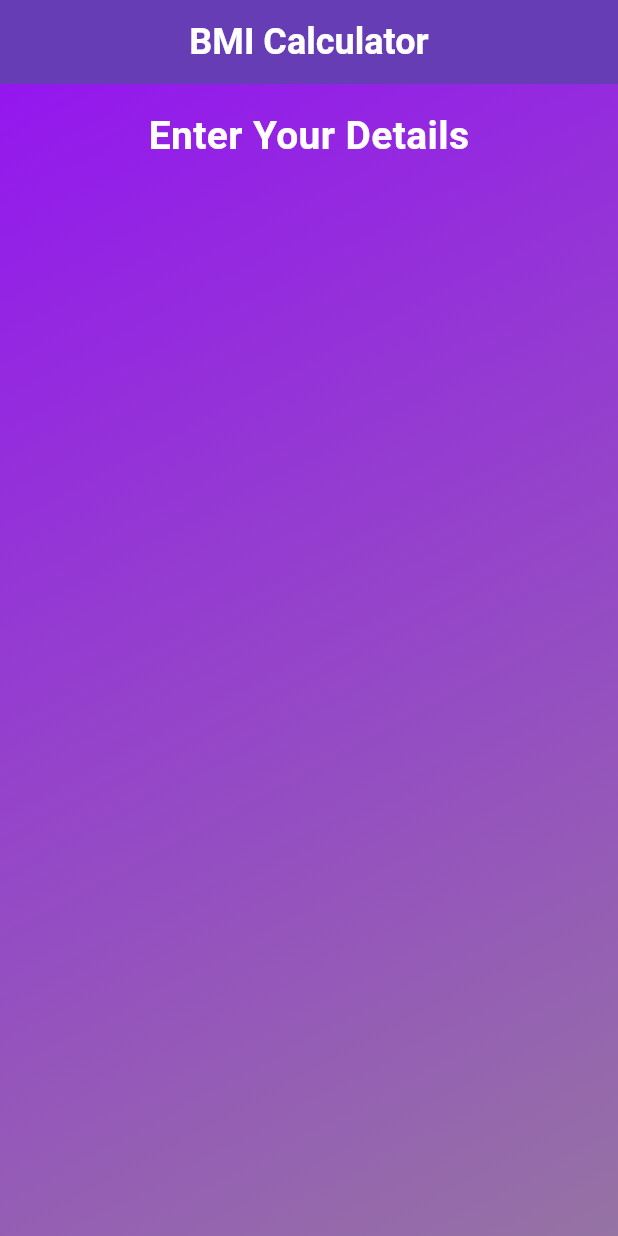
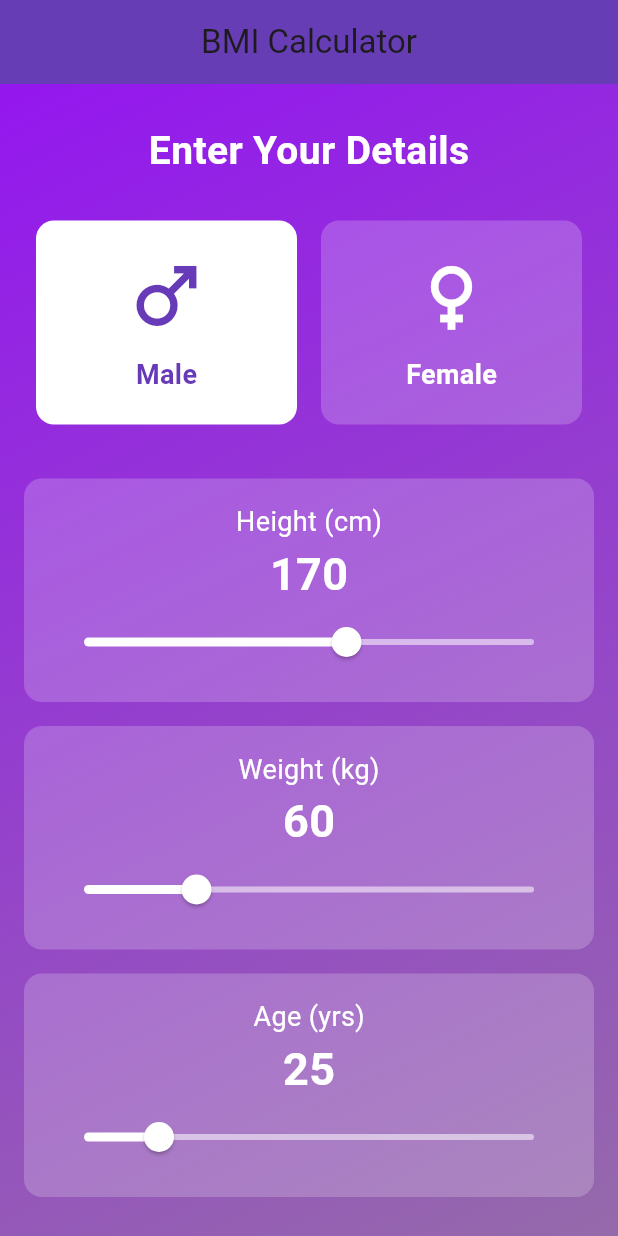
Before and after one commit to AbdullahRFA/Health-Tracking-App, a Flutter app: the screen it shows after launch, on a phone screen of 412 x 824 dp. Run offline on Flutter 3.47's test engine with Material 3 defaults, Android fonts, the phone set to English and light mode, and no system bars.

Commit message:
input for height, weight, and age  and calculate bmi then show the result

```diff
--- a/health_tracking_app/lib/main.dart
+++ b/health_tracking_app/lib/main.dart
@@ -1,4 +1,5 @@
 import 'package:flutter/material.dart';
+import 'dart:math';
 
 void main() {
   runApp(const BMICalculatorApp());
@@ -13,6 +14,7 @@ class BMICalculatorApp extends StatelessWidget {
       title: 'BMI Calculator',
       theme: ThemeData(primarySwatch: Colors.deepPurple),
       home: const BMIScreen(),
+      debugShowCheckedModeBanner: false,
     );
   }
 }
@@ -25,59 +27,202 @@ class BMIScreen extends StatefulWidget {
 }
 
 class _BMIScreenState extends State<BMIScreen> {
-  @override
-  Widget build(BuildContext context) {
-    return Scaffold(
-      appBar: AppBar(
-        backgroundColor: Colors.deepPurple,
-        title: const Text(
-          "BMI Calculator",
-          style: TextStyle(fontSize: 24, fontWeight: FontWeight.bold, color: Colors.white,),
+  bool isMale = true;
+  double height = 170.0;
+  double weight = 60.0;
+  double age = 25.0;
+
+  void _calculateBMI() {
+    double heightInMeters = height / 100;
+    double bmi = weight / pow(heightInMeters, 2);
+
+    String result = '';
+    Color resultColor = Colors.black;
+
+    if (bmi < 18.5) {
+      result = "Underweight";
+      resultColor = Colors.blueGrey;
+    } else if (bmi >= 18.5 && bmi < 25) {
+      result = "Normal";
+      resultColor = Colors.green;
+    } else if (bmi >= 25 && bmi < 30) {
+      result = "Overweight";
+      resultColor = Colors.orangeAccent;
+    } else {
+      result = "Obese";
+      resultColor = Colors.red;
+    }
+
+    showDialog(
+      context: context,
+      builder: (_) => AlertDialog(
+        shape: RoundedRectangleBorder(borderRadius: BorderRadius.circular(16)),
+        title: const Text("BMI Result", textAlign: TextAlign.center),
+        content: Column(
+          mainAxisSize: MainAxisSize.min,
+          children: [
+            Text(
+              bmi.toStringAsFixed(1),
+              style: TextStyle(
+                fontSize: 40,
+                fontWeight: FontWeight.bold,
+                color: resultColor,
               ),
-          centerTitle : true,
-        elevation: 10,
             ),
-    body: Container(
-      padding: const EdgeInsets.all(16),
-      decoration: const BoxDecoration(
-        gradient: LinearGradient(
-            colors:[
-              Color(0xFF9417EF), // corrected hex color format
-              Color(0xFF9573A3),
+            const SizedBox(height: 8),
+            Text(
+              "Category: $result",
+              style: TextStyle(fontSize: 22, color: resultColor),
+              textAlign: TextAlign.center,
+            ),
           ],
-          begin: Alignment.topLeft,
-          end: Alignment.bottomRight
-        )
         ),
-      child: const Column(
-        crossAxisAlignment: CrossAxisAlignment.stretch,
-        children: [
-          Text("Enter Your Details ",
-
-            style: TextStyle(
-              fontSize: 26,
-              fontWeight: FontWeight.bold,
-              color: Colors.white
+        actions: [
+          Center(
+            child: TextButton(
+              onPressed: () => Navigator.pop(context),
+              child: const Text("Close"),
             ),
-            textAlign: TextAlign.center,
-
           )
         ],
+      ),
+    );
+  }
+
+  Widget _buildGenderButton(String label, IconData icon, bool selected) {
+    return Expanded(
+      child: GestureDetector(
+        onTap: () {
+          setState(() {
+            isMale = label == "Male";
+          });
+        },
+        child: AnimatedContainer(
+          duration: const Duration(milliseconds: 300),
+          padding: const EdgeInsets.symmetric(vertical: 20),
+          margin: const EdgeInsets.all(8),
+          decoration: BoxDecoration(
+            color: selected ? Colors.white : Colors.white.withOpacity(0.2),
+            borderRadius: BorderRadius.circular(12),
+          ),
+          child: Column(
+            children: [
+              Icon(icon, size: 60, color: selected ? Colors.deepPurple : Colors.white),
+              const SizedBox(height: 10),
+              Text(
+                label,
+                style: TextStyle(
+                  fontSize: 18,
+                  fontWeight: FontWeight.bold,
+                  color: selected ? Colors.deepPurple : Colors.white,
+                ),
+              ),
+            ],
+          ),
         ),
       ),
     );
   }
 
-  Widget _buildGenderButton(String label, IconData icon, bool isSelected ){
-    return GestureDetector(
-      onTap: (){
+  Widget _buildSlider(String label, double value, double min, double max, String unit, ValueChanged<double> onChanged) {
+    return Container(
+      margin: const EdgeInsets.symmetric(vertical: 8),
+      padding: const EdgeInsets.all(16),
+      decoration: BoxDecoration(
+        color: Colors.white.withOpacity(0.2),
+        borderRadius: BorderRadius.circular(12),
+      ),
+      child: Column(
+        children: [
+          Text(
+            "$label ($unit)",
+            style: const TextStyle(color: Colors.white, fontSize: 18),
+          ),
+          Text(
+            value.toStringAsFixed(0),
+            style: const TextStyle(
+                fontSize: 30, fontWeight: FontWeight.bold, color: Colors.white),
+          ),
+          Slider(
+            min: min,
+            max: max,
+            value: value,
+            onChanged: onChanged,
+            activeColor: Colors.white,
+            inactiveColor: Colors.white54,
+          ),
+        ],
+      ),
+    );
+  }
 
-      },
-      child: AnimatedContainer(
-          duration: Duration(microseconds: 300),
-        padding: const EdgeInsets.symmetric(vertical: 15, horizontal: 30),
-        decoration: BoxDecoration(
-          color: isSelected ? Colors.white : Colors.white.withOpacity(0.2)
+  @override
+  Widget build(BuildContext context) {
+    return Scaffold(
+      appBar: AppBar(
+        title: const Text("BMI Calculator"),
+        centerTitle: true,
+        elevation: 10,
+        backgroundColor: Colors.deepPurple,
+      ),
+      body: SafeArea(
+        child: SingleChildScrollView(
+          child: Container(
+            padding: const EdgeInsets.all(16),
+            decoration: const BoxDecoration(
+              gradient: LinearGradient(
+                colors: [Color(0xFF9417EF), Color(0xFF9573A3)],
+                begin: Alignment.topLeft,
+                end: Alignment.bottomRight,
+              ),
+            ),
+            child: Column(
+              crossAxisAlignment: CrossAxisAlignment.center,
+              children: [
+                const SizedBox(height: 10),
+                const Text(
+                  "Enter Your Details",
+                  style: TextStyle(fontSize: 26, fontWeight: FontWeight.bold, color: Colors.white),
+                ),
+                const SizedBox(height: 20),
+                Row(
+                  children: [
+                    _buildGenderButton("Male", Icons.male, isMale),
+                    _buildGenderButton("Female", Icons.female, !isMale),
+                  ],
+                ),
+                const SizedBox(height: 20),
+                _buildSlider("Height", height, 100, 220, "cm", (value) {
+                  setState(() => height = value);
+                }),
+                _buildSlider("Weight", weight, 30, 150, "kg", (value) {
+                  setState(() => weight = value);
+                }),
+                _buildSlider("Age", age, 10, 100, "yrs", (value) {
+                  setState(() => age = value);
+                }),
+                const SizedBox(height: 30),
+                ElevatedButton(
+                  onPressed: _calculateBMI,
+                  style: ElevatedButton.styleFrom(
+                    backgroundColor: Colors.white,
+                    padding: const EdgeInsets.symmetric(vertical: 16, horizontal: 100),
+                    shape: RoundedRectangleBorder(
+                      borderRadius: BorderRadius.circular(30),
+                    ),
+                  ),
+                  child: const Text(
+                    "Calculate",
+                    style: TextStyle(
+                        color: Colors.deepPurple,
+                        fontWeight: FontWeight.bold,
+                        fontSize: 18),
+                  ),
+                ),
+                const SizedBox(height: 20),
+              ],
+            ),
+          ),
         ),
       ),
     );
```
Lines whose indentation alone changed are shown as unchanged.
